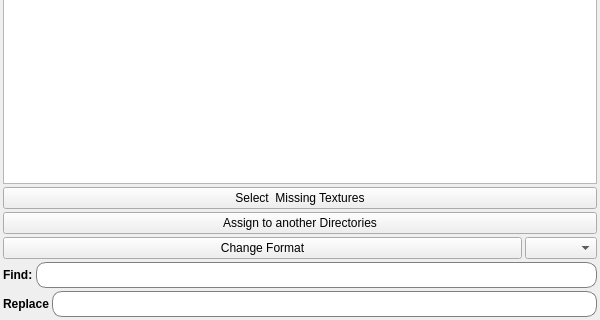
Above: Maya_Tools/Developer/Main/MODULE/RecoverFiles/UI/RecoverFiles.ui from code-google-com/mayatools before the change; both pictures show x 0 to 600 and y 353 to 673 of the 600 by 673 pixel window. Below: the same form after it.
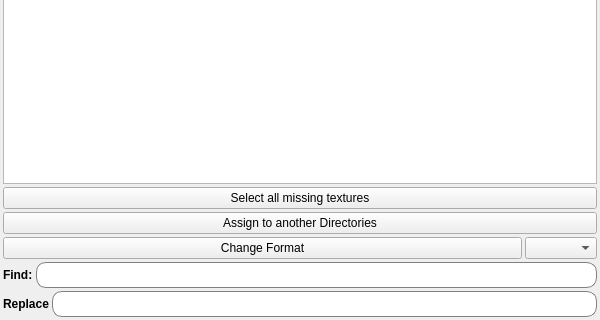
That is the form after the change.

Diff of the .ui file:
```diff
--- a/Maya_Tools/Developer/Main/MODULE/RecoverFiles/UI/RecoverFiles.ui
+++ b/Maya_Tools/Developer/Main/MODULE/RecoverFiles/UI/RecoverFiles.ui
@@ -105,7 +105,7 @@
    <item>
     <widget class="QPushButton" name="btnSelectMissingTextures">
      <property name="text">
-      <string>Select  Missing Textures</string>
+      <string>Select all missing textures</string>
      </property>
     </widget>
    </item>
```
Left out of the diff: 6 changed lines with no effect on the pictures.
